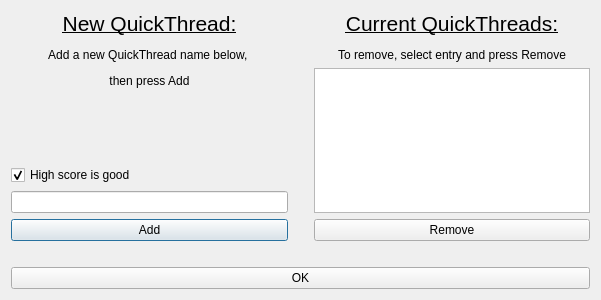
opetelin/olegs_test_repo, file pyqt/ht/add_slider_threads_dialog.ui: the form before one commit.
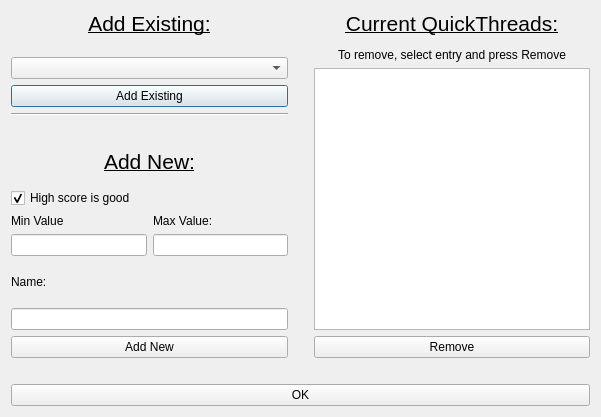
The form after the commit.

Commit message: More control over quickthreads. Sliders can now have different scale

Patch:
```diff
--- a/pyqt/ht/add_slider_threads_dialog.ui
+++ b/pyqt/ht/add_slider_threads_dialog.ui
@@ -7,7 +7,7 @@
     <x>0</x>
     <y>0</y>
     <width>601</width>
-    <height>300</height>
+    <height>417</height>
    </rect>
   </property>
   <property name="windowTitle">
@@ -23,7 +23,44 @@
          <item alignment="Qt::AlignTop">
           <widget class="QLabel" name="label_2">
            <property name="text">
-            <string>&lt;html&gt;&lt;head/&gt;&lt;body&gt;&lt;p align=&quot;center&quot;&gt;&lt;span style=&quot; font-size:16pt; text-decoration: underline;&quot;&gt;New QuickThread:&lt;/span&gt;&lt;/p&gt;&lt;p align=&quot;center&quot;&gt;Add a new QuickThread name below, &lt;/p&gt;&lt;p align=&quot;center&quot;&gt;then press Add&lt;/p&gt;&lt;/body&gt;&lt;/html&gt;</string>
+            <string>&lt;html&gt;&lt;head/&gt;&lt;body&gt;&lt;p align=&quot;center&quot;&gt;&lt;span style=&quot; font-size:16pt; text-decoration: underline;&quot;&gt;Add Existing:&lt;/span&gt;&lt;/p&gt;&lt;/body&gt;&lt;/html&gt;</string>
+           </property>
+          </widget>
+         </item>
+         <item>
+          <widget class="QComboBox" name="cmb_threads"/>
+         </item>
+         <item>
+          <widget class="QPushButton" name="btn_add_existing">
+           <property name="text">
+            <string>Add Existing</string>
+           </property>
+          </widget>
+         </item>
+         <item>
+          <widget class="Line" name="line">
+           <property name="orientation">
+            <enum>Qt::Horizontal</enum>
+           </property>
+          </widget>
+         </item>
+         <item>
+          <spacer name="horizontalSpacer_2">
+           <property name="orientation">
+            <enum>Qt::Horizontal</enum>
+           </property>
+           <property name="sizeHint" stdset="0">
+            <size>
+             <width>40</width>
+             <height>20</height>
+            </size>
+           </property>
+          </spacer>
+         </item>
+         <item>
+          <widget class="QLabel" name="label_6">
+           <property name="text">
+            <string>&lt;html&gt;&lt;head/&gt;&lt;body&gt;&lt;p align=&quot;center&quot;&gt;&lt;span style=&quot; font-size:16pt; text-decoration: underline;&quot;&gt;Add New:&lt;/span&gt;&lt;/p&gt;&lt;/body&gt;&lt;/html&gt;</string>
            </property>
           </widget>
          </item>
@@ -40,13 +77,52 @@
            </property>
           </widget>
          </item>
+         <item>
+          <layout class="QHBoxLayout" name="horizontalLayout_3">
+           <item>
+            <layout class="QVBoxLayout" name="verticalLayout_5">
+             <item>
+              <widget class="QLabel" name="label_3">
+               <property name="text">
+                <string>Min Value</string>
+               </property>
+              </widget>
+             </item>
+             <item>
+              <widget class="QLineEdit" name="txt_min_val"/>
+             </item>
+            </layout>
+           </item>
+           <item>
+            <layout class="QVBoxLayout" name="verticalLayout_6">
+             <item>
+              <widget class="QLabel" name="label_4">
+               <property name="text">
+                <string>Max Value:</string>
+               </property>
+              </widget>
+             </item>
+             <item>
+              <widget class="QLineEdit" name="txt_max_val"/>
+             </item>
+            </layout>
+           </item>
+          </layout>
+         </item>
+         <item>
+          <widget class="QLabel" name="label_5">
+           <property name="text">
+            <string>Name:</string>
+           </property>
+          </widget>
+         </item>
          <item>
           <widget class="QLineEdit" name="text_entry"/>
          </item>
          <item>
           <widget class="QPushButton" name="btn_add">
            <property name="text">
-            <string>Add</string>
+            <string>Add New</string>
            </property>
           </widget>
          </item>
```
Left out of the diff: 2 changed lines with no effect on the pictures. The commit also changes 3 other files.
